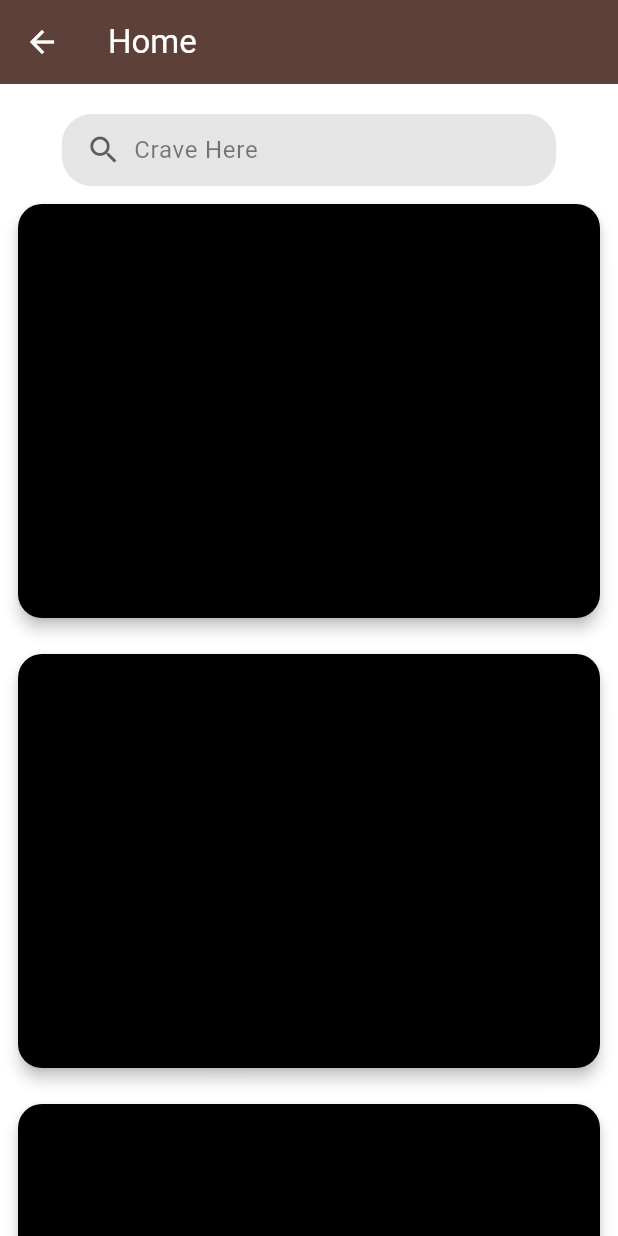
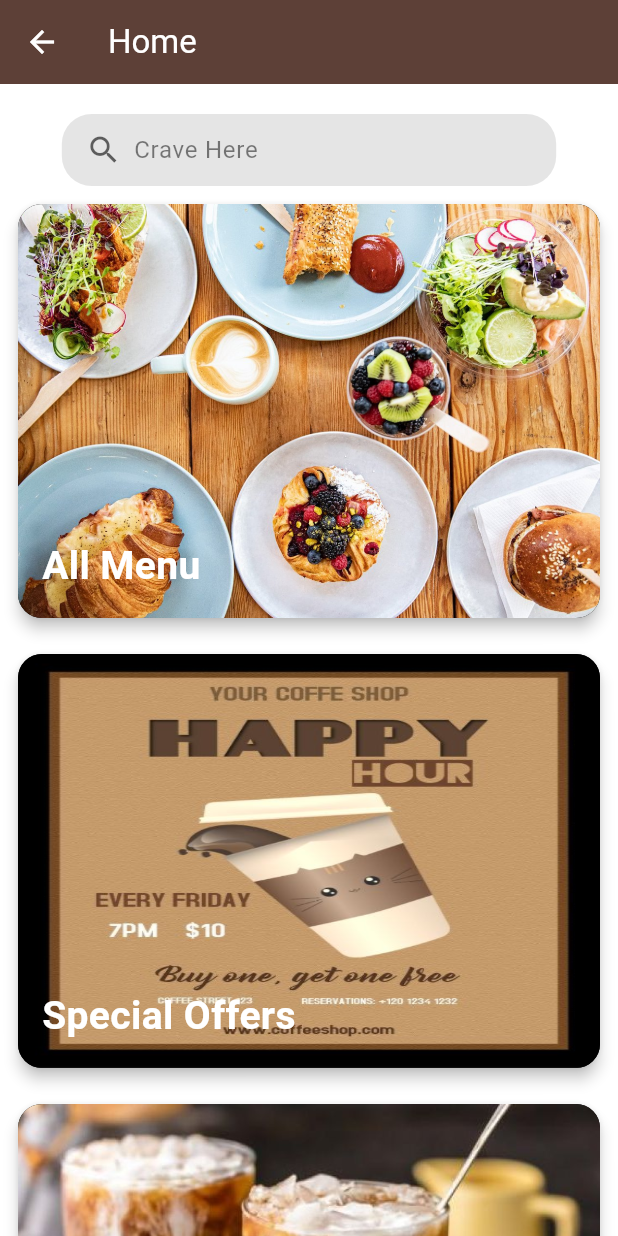
Before and after one commit to Dhruvm2004/coffee_lp, a Flutter app: the FirstPage screen opened by its route, on a phone screen of 412 x 824 dp. Run offline on Flutter 3.47's test engine with Material 3 defaults, Android fonts, the phone set to English and light mode, and no system bars; our stand-ins replace animated_splash_screen, cloud_firestore, firebase_auth, firebase_core, get, google_fonts and 3 more; missing offline and left inert: flutter_cart; accounts and stored records are empty.

Commit message:
7 commit

```diff
--- a/lib/pages/first_page.dart
+++ b/lib/pages/first_page.dart
@@ -1,5 +1,6 @@
 import 'package:flutter/material.dart';
 import 'package:flutter/widgets.dart';
+import 'package:google_fonts/google_fonts.dart';
 class FirstPage extends StatelessWidget {
   const FirstPage({super.key});
 
@@ -61,7 +62,9 @@ class FirstPage extends StatelessWidget {
                 ],
               ),
             ),
-            SizedBox(
+            GestureDetector(
+              onTap: () => Navigator.pushNamed(context,'/front'),
+              child: SizedBox(
 
                 height: 300,
                 width: screenWidth,
@@ -69,11 +72,42 @@ class FirstPage extends StatelessWidget {
                   padding: EdgeInsets.all(8.0),
                   child: Card(
 
+
                     elevation: 4.0,
                     // shadowColor: Colors.black,
                     color: Colors.black,
                      shape: RoundedRectangleBorder(
                       borderRadius: BorderRadius.circular(16.0), // Optional rounded corners
+                    ),
+                    child:Stack(
+
+                      // mainAxisAlignment: MainAxisAlignment.start,
+                      // crossAxisAlignment: CrossAxisAlignment.start,
+                     children: [
+                      ClipRRect(
+                        borderRadius: BorderRadius.circular(16.0),
+                          child: Image.asset(
+                            'assets/images/coffee1.jpg', // Replace with your image asset
+                            height: 300,
+                            width: screenWidth,
+                            fit: BoxFit.cover,)
+
+                      ),
+                      Positioned(
+                        left: 16,
+                        bottom: 16,
+
+                      child: Text("All Menu",
+                      style: TextStyle(
+                        color: Colors.white,
+                        fontWeight: FontWeight.w700,
+                        fontSize: 26,
+
+
+                      ),),)
+                     ],
+                    )
+
                   ),
                 ),
               ),
@@ -92,6 +126,34 @@ class FirstPage extends StatelessWidget {
                    shape: RoundedRectangleBorder(
                     borderRadius: BorderRadius.circular(16.0), // Optional rounded corners
                   ),
+                  child:Stack(
+
+                      // mainAxisAlignment: MainAxisAlignment.start,
+                      // crossAxisAlignment: CrossAxisAlignment.start,
+                     children: [
+                      ClipRRect(
+                        borderRadius: BorderRadius.circular(16.0),
+                          child: Image.asset(
+                            'assets/images/coffee2.jpg', // Replace with your image asset
+                            height: 300,
+                            width: screenWidth,
+                            fit: BoxFit.fill,)
+
+                      ),
+                      Positioned(
+                        left: 16,
+                        bottom: 16,
+
+                      child: Text("Special Offers",
+                      style: TextStyle(
+                        color: Colors.white,
+                        fontWeight: FontWeight.w700,
+                        fontSize: 26,
+
+
+                      ),),)
+                     ],
+                    )
                 ),
               ),
             ),
@@ -109,6 +171,34 @@ class FirstPage extends StatelessWidget {
                    shape: RoundedRectangleBorder(
                     borderRadius: BorderRadius.circular(16.0), // Optional rounded corners
                   ),
+                  child:Stack(
+
+                      // mainAxisAlignment: MainAxisAlignment.start,
+                      // crossAxisAlignment: CrossAxisAlignment.start,
+                     children: [
+                      ClipRRect(
+                        borderRadius: BorderRadius.circular(16.0),
+                          child: Image.asset(
+                            'assets/images/coffee3.jpg', // Replace with your image asset
+                            height: 300,
+                            width: screenWidth,
+                            fit: BoxFit.cover,)
+
+                      ),
+                      Positioned(
+                        left: 16,
+                        bottom: 16,
+
+                      child: Text("Seasonal Special",
+                      style: TextStyle(
+                        color: Colors.white,
+                        fontWeight: FontWeight.w700,
+                        fontSize: 26,
+
+
+                      ),),)
+                     ],
+                    )
                 ),
               ),
             )
--- a/pubspec.yaml
+++ b/pubspec.yaml
@@ -76,6 +76,9 @@ flutter:
 
   - assets/images/coffe6.jpg
   - assets/images/coffe8.jpg
+  - assets/images/coffee1.jpg
+  - assets/images/coffee2.jpg
+  - assets/images/coffee3.jpg
   - assets/images/animations/ani-1.json
   #   - images/a_dot_ham.jpeg
 
```
Also changed, not shown: assets/images/coffee1.jpg (added), assets/images/coffee2.jpg (added), assets/images/coffee3.jpg (added). Lines whose indentation alone changed are shown as unchanged.
